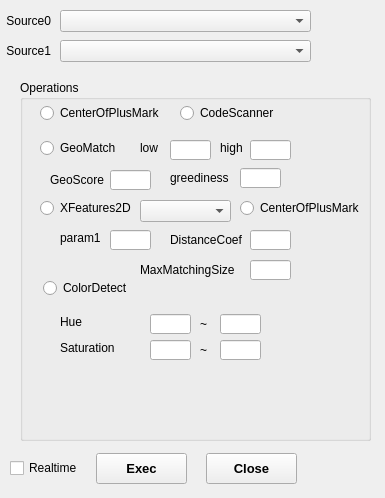
This is qroisimulator/app/dialogapplication.ui in JonglockYoon/QT-qroilib as Qt 5 draws it before an edit. The edited form follows.
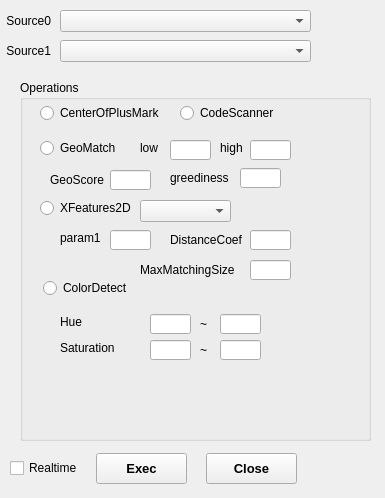
This is the edited form.

Patch:
```diff
--- a/qroisimulator/app/dialogapplication.ui
+++ b/qroisimulator/app/dialogapplication.ui
@@ -361,19 +361,6 @@
      <string>CodeScanner</string>
     </property>
    </widget>
-   <widget class="QRadioButton" name="radioButtonCenterOfPlusMark_2">
-    <property name="geometry">
-     <rect>
-      <x>220</x>
-      <y>120</y>
-      <width>131</width>
-      <height>16</height>
-     </rect>
-    </property>
-    <property name="text">
-     <string>CenterOfPlusMark</string>
-    </property>
-   </widget>
   </widget>
   <widget class="QLabel" name="label_7">
    <property name="geometry">
```
